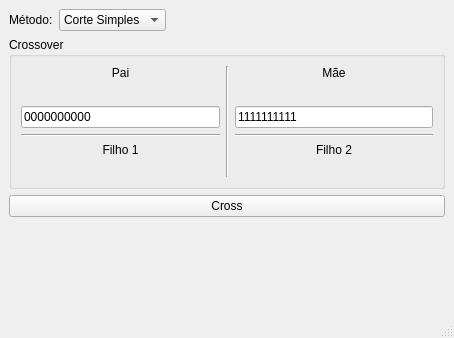
This is 7_crossover_operation/crossover_operation.ui in DanGM96/cc-ia-2020 as Qt 5 draws it before an edit. The edited form follows.
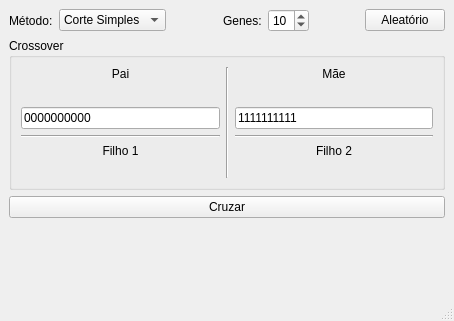
This is the edited form. Icons and pictures are not drawn.

Commit message: Corte simples feito e ajustes na ui

The edit to the form file:
```diff
--- a/7_crossover_operation/crossover_operation.ui
+++ b/7_crossover_operation/crossover_operation.ui
@@ -7,7 +7,7 @@
     <x>0</x>
     <y>0</y>
     <width>454</width>
-    <height>338</height>
+    <height>321</height>
    </rect>
   </property>
   <property name="windowTitle">
@@ -51,6 +51,46 @@
         </property>
        </spacer>
       </item>
+      <item>
+       <widget class="QLabel" name="genesLabel">
+        <property name="text">
+         <string>Genes:</string>
+        </property>
+       </widget>
+      </item>
+      <item>
+       <widget class="QSpinBox" name="genesSpinBox">
+        <property name="minimum">
+         <number>3</number>
+        </property>
+        <property name="maximum">
+         <number>20</number>
+        </property>
+        <property name="value">
+         <number>10</number>
+        </property>
+       </widget>
+      </item>
+      <item>
+       <spacer name="horizontalSpacer_2">
+        <property name="orientation">
+         <enum>Qt::Horizontal</enum>
+        </property>
+        <property name="sizeHint" stdset="0">
+         <size>
+          <width>40</width>
+          <height>20</height>
+         </size>
+        </property>
+       </spacer>
+      </item>
+      <item>
+       <widget class="QPushButton" name="randomPushButton">
+        <property name="text">
+         <string>Aleatório</string>
+        </property>
+       </widget>
+      </item>
      </layout>
     </item>
     <item>
@@ -242,7 +282,7 @@
     <item>
      <widget class="QPushButton" name="crossPushButton">
       <property name="text">
-       <string>Cross</string>
+       <string>Cruzar</string>
       </property>
      </widget>
     </item>
```
Left out of the diff: 14 changed lines with no effect on the pictures. The commit also changes 1 other file.
